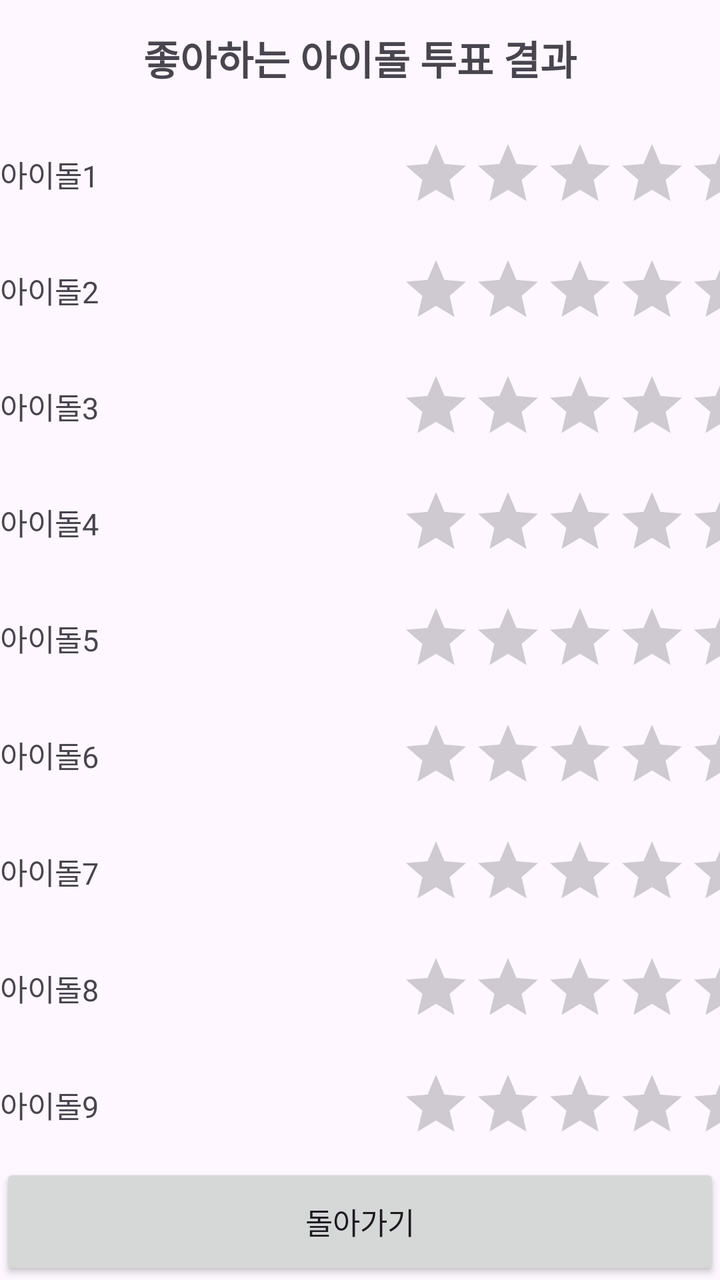
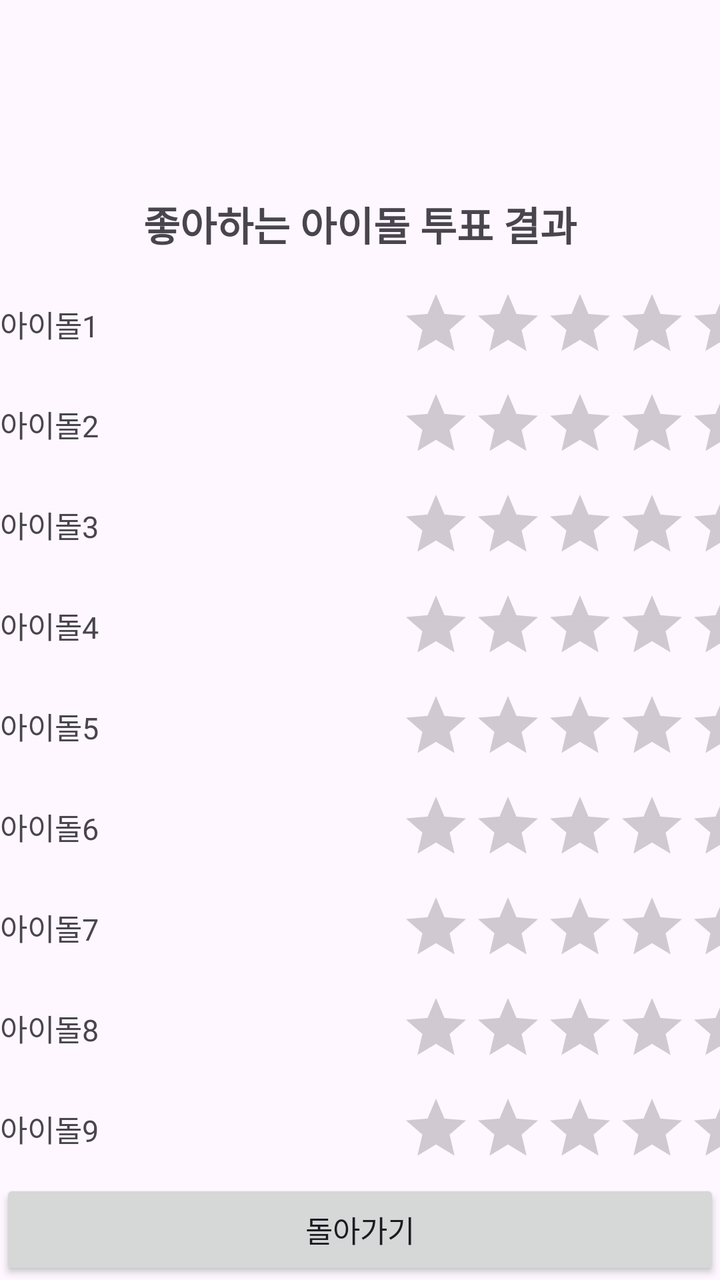

Compare the two renders of this Android layout. The source of the first and the diff that turns it into the second are given below.
<!-- AndroidManifest.xml: application theme Theme.PreferenceVoting -->
<!-- res/layout/activity_result.xml -->
<?xml version="1.0" encoding="utf-8"?>
<LinearLayout xmlns:android="http://schemas.android.com/apk/res/android"
    xmlns:app="http://schemas.android.com/apk/res-auto"
    xmlns:tools="http://schemas.android.com/tools"
    android:id="@+id/main"
    android:layout_width="match_parent"
    android:layout_height="match_parent"
    android:layout_margin="10dp"
    android:orientation="vertical"
    tools:context=".ResultActivity">
    <LinearLayout
        android:layout_width="match_parent"
        android:layout_height="0dp"
        android:layout_weight="1"
        android:orientation="horizontal"
        android:gravity="center">
        <TextView
            android:layout_width="wrap_content"
            android:layout_height="wrap_content"
            android:textSize="20sp"
            android:textStyle="bold"
            android:text="좋아하는 아이돌 투표 결과"/>
    </LinearLayout>
    <LinearLayout
        android:layout_width="match_parent"
        android:layout_height="0dp"
        android:layout_weight="1"
        android:orientation="horizontal"
        android:gravity="center_horizontal">
        <TextView
            android:id="@+id/text1"
            android:layout_width="200dp"
            android:layout_height="match_parent"
            android:gravity="center_vertical"
            android:textSize="15sp"
            android:text="아이돌1"/>
        <RatingBar
            android:id="@+id/rating1"
            android:layout_width="wrap_content"
            android:layout_height="wrap_content"
            android:layout_gravity="center_vertical"
            style="?android:attr/ratingBarStyleIndicator"/>
    </LinearLayout>
    <LinearLayout
        android:layout_width="match_parent"
        android:layout_height="0dp"
        android:layout_weight="1"
        android:orientation="horizontal"
        android:gravity="center_horizontal">
        <TextView
            android:id="@+id/text2"
            android:layout_width="200dp"
            android:layout_height="match_parent"
            android:gravity="center_vertical"
            android:textSize="15sp"
            android:text="아이돌2"/>
        <RatingBar
            android:id="@+id/rating2"
            android:layout_width="wrap_content"
            android:layout_height="wrap_content"
            android:layout_gravity="center_vertical"
            style="?android:attr/ratingBarStyleIndicator"/>
    </LinearLayout>
    <LinearLayout
        android:layout_width="match_parent"
        android:layout_height="0dp"
        android:layout_weight="1"
        android:orientation="horizontal"
        android:gravity="center_horizontal">
        <TextView
            android:id="@+id/text3"
            android:layout_width="200dp"
            android:layout_height="match_parent"
            android:gravity="center_vertical"
            android:textSize="15sp"
            android:text="아이돌3"/>
        <RatingBar
            android:id="@+id/rating3"
            android:layout_width="wrap_content"
            android:layout_height="wrap_content"
            android:layout_gravity="center_vertical"
            style="?android:attr/ratingBarStyleIndicator"/>
    </LinearLayout>
    <LinearLayout
        android:layout_width="match_parent"
        android:layout_height="0dp"
        android:layout_weight="1"
        android:orientation="horizontal"
        android:gravity="center_horizontal">
        <TextView
            android:id="@+id/text4"
            android:layout_width="200dp"
            android:layout_height="match_parent"
            android:gravity="center_vertical"
            android:textSize="15sp"
            android:text="아이돌4"/>
        <RatingBar
            android:id="@+id/rating4"
            android:layout_width="wrap_content"
            android:layout_height="wrap_content"
            android:layout_gravity="center_vertical"
            style="?android:attr/ratingBarStyleIndicator"/>
    </LinearLayout>
    <LinearLayout
        android:layout_width="match_parent"
        android:layout_height="0dp"
        android:layout_weight="1"
        android:orientation="horizontal"
        android:gravity="center_horizontal">
        <TextView
            android:id="@+id/text5"
            android:layout_width="200dp"
            android:layout_height="match_parent"
            android:gravity="center_vertical"
            android:textSize="15sp"
            android:text="아이돌5"/>
        <RatingBar
            android:id="@+id/rating5"
            android:layout_width="wrap_content"
            android:layout_height="wrap_content"
            android:layout_gravity="center_vertical"
            style="?android:attr/ratingBarStyleIndicator"/>
    </LinearLayout>
    <LinearLayout
        android:layout_width="match_parent"
        android:layout_height="0dp"
        android:layout_weight="1"
        android:orientation="horizontal"
        android:gravity="center_horizontal">
        <TextView
            android:id="@+id/text6"
            android:layout_width="200dp"
            android:layout_height="match_parent"
            android:gravity="center_vertical"
            android:textSize="15sp"
            android:text="아이돌6"/>
        <RatingBar
            android:id="@+id/rating6"
            android:layout_width="wrap_content"
            android:layout_height="wrap_content"
            android:layout_gravity="center_vertical"
            style="?android:attr/ratingBarStyleIndicator"/>
    </LinearLayout>
    <LinearLayout
        android:layout_width="match_parent"
        android:layout_height="0dp"
        android:layout_weight="1"
        android:orientation="horizontal"
        android:gravity="center_horizontal">
        <TextView
            android:id="@+id/text7"
            android:layout_width="200dp"
            android:layout_height="match_parent"
            android:gravity="center_vertical"
            android:textSize="15sp"
            android:text="아이돌7"/>
        <RatingBar
            android:id="@+id/rating7"
            android:layout_width="wrap_content"
            android:layout_height="wrap_content"
            android:layout_gravity="center_vertical"
            style="?android:attr/ratingBarStyleIndicator"/>
    </LinearLayout>
    <LinearLayout
        android:layout_width="match_parent"
        android:layout_height="0dp"
        android:layout_weight="1"
        android:orientation="horizontal"
        android:gravity="center_horizontal">
        <TextView
            android:id="@+id/text8"
            android:layout_width="200dp"
            android:layout_height="match_parent"
            android:gravity="center_vertical"
            android:textSize="15sp"
            android:text="아이돌8"/>
        <RatingBar
            android:id="@+id/rating8"
            android:layout_width="wrap_content"
            android:layout_height="wrap_content"
            android:layout_gravity="center_vertical"
            style="?android:attr/ratingBarStyleIndicator"/>
    </LinearLayout>
    <LinearLayout
        android:layout_width="match_parent"
        android:layout_height="0dp"
        android:layout_weight="1"
        android:orientation="horizontal"
        android:gravity="center_horizontal">
        <TextView
            android:id="@+id/text9"
            android:layout_width="200dp"
            android:layout_height="match_parent"
            android:gravity="center_vertical"
            android:textSize="15sp"
            android:text="아이돌9"/>
        <RatingBar
            android:id="@+id/rating9"
            android:layout_width="wrap_content"
            android:layout_height="wrap_content"
            android:layout_gravity="center_vertical"
            style="?android:attr/ratingBarStyleIndicator"/>
    </LinearLayout>
    <Button
        android:id="@+id/btn_back"
        android:layout_width="match_parent"
        android:layout_height="0dp"
        android:layout_weight="1"
        android:text="돌아가기"
        android:textSize="15sp"/>
</LinearLayout>
<!-- resources referenced by this layout -->
<resources>
  <style name="Theme.PreferenceVoting" parent="Base.Theme.PreferenceVoting" />
  <style name="Base.Theme.PreferenceVoting" parent="Theme.Material3.DayNight.NoActionBar">
          
          
      </style>
</resources>

<!-- the commit's change to res/layout/activity_result.xml (unified diff, before → after) -->
@@ -6,8 +6,23 @@
     android:layout_width="match_parent"
     android:layout_height="match_parent"
     android:layout_margin="10dp"
+    android:gravity="center_horizontal"
     android:orientation="vertical"
     tools:context=".ResultActivity">
+    <TextView
+        android:id="@+id/text_title"
+        android:layout_marginTop="20dp"
+        android:textStyle="bold"
+        android:gravity="center_horizontal"
+        android:textSize="20dp"
+        android:layout_width="match_parent"
+        android:layout_height="wrap_content"/>
+    <ImageView
+        android:id="@+id/imgv"
+        android:layout_margin="20dp"
+        android:layout_width="200dp"
+        android:adjustViewBounds="true"
+        android:layout_height="wrap_content"/>
     <LinearLayout
         android:layout_width="match_parent"
         android:layout_height="0dp"
